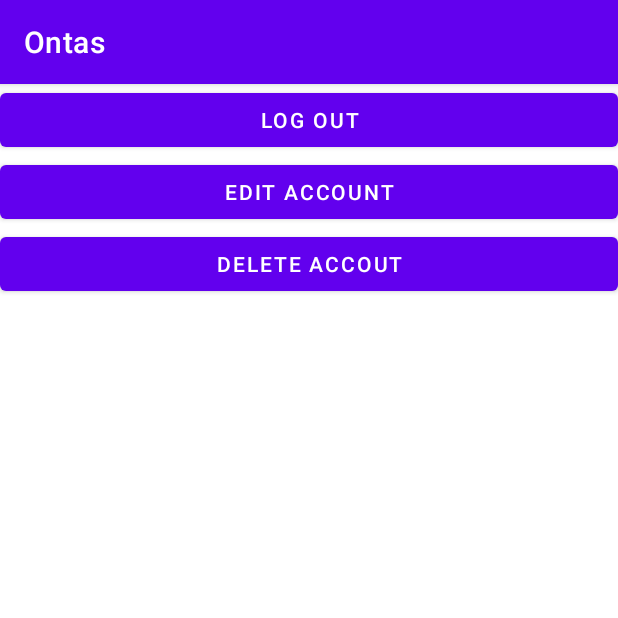
After one commit to AndresReyesRangel/Ontas, an Android app: the fragment Opciones shown on its own in the app's theme, on a phone screen of 412 x 824 dp, the top half of it. The commit adds this screen. Run offline under Robolectric (Android 15) with nearby library versions, the phone set to English and light mode, and no system bars.

Commit message:
Inicio pantalla opciones Carlos Ochoa

```diff
--- a/app/build.gradle
+++ b/app/build.gradle
@@ -44,8 +44,6 @@ dependencies {
     implementation 'androidx.appcompat:appcompat:1.2.0'
     implementation 'com.google.android.material:material:1.3.0'
     implementation 'androidx.constraintlayout:constraintlayout:2.0.4'
-    implementation 'androidx.legacy:legacy-support-v4:1.0.0'
-    implementation 'com.google.android.gms:play-services-maps:17.0.0'
     testImplementation 'junit:junit:4.+'
     androidTestImplementation 'androidx.test.ext:junit:1.1.2'
     androidTestImplementation 'androidx.test.espresso:espresso-core:3.3.0'
--- a/app/src/main/java/mx/itesm/imssc/ontas/MainActivity.kt
+++ b/app/src/main/java/mx/itesm/imssc/ontas/MainActivity.kt
@@ -6,6 +6,7 @@ import android.content.Intent
 import androidx.appcompat.app.AppCompatActivity
 import android.os.Bundle
 import android.view.View
+import kotlinx.android.synthetic.main.activity_main.*
 import mx.itesm.imssc.ontas.databinding.ActivityMainBinding
 
 class MainActivity : AppCompatActivity() {
--- /dev/null
+++ b/app/src/main/java/mx/itesm/imssc/ontas/Opciones.kt
@@ -0,0 +1,23 @@
+package mx.itesm.imssc.ontas
+
+import android.os.Bundle
+import androidx.fragment.app.Fragment
+import android.view.LayoutInflater
+import android.view.View
+import android.view.ViewGroup
+
+class Opciones : Fragment() {
+
+    override fun onCreate(savedInstanceState: Bundle?) {
+        super.onCreate(savedInstanceState)
+    }
+
+    override fun onCreateView(
+        inflater: LayoutInflater, container: ViewGroup?,
+        savedInstanceState: Bundle?
+    ): View? {
+        // Inflate the layout for this fragment
+        return inflater.inflate(R.layout.fragment_opciones, container, false)
+    }
+
+}
--- /dev/null
+++ b/app/src/main/res/layout/fragment_opciones.xml
@@ -0,0 +1,26 @@
+<?xml version="1.0" encoding="utf-8"?>
+<LinearLayout xmlns:android="http://schemas.android.com/apk/res/android"
+    xmlns:tools="http://schemas.android.com/tools"
+    android:layout_width="match_parent"
+    android:layout_height="match_parent"
+    android:orientation="vertical"
+    tools:context=".Opciones" >
+
+    <Button
+        android:id="@+id/btnLogOut"
+        android:layout_width="match_parent"
+        android:layout_height="wrap_content"
+        android:text="Log Out" />
+
+    <Button
+        android:id="@+id/btnEdit"
+        android:layout_width="match_parent"
+        android:layout_height="wrap_content"
+        android:text="Edit Account" />
+
+    <Button
+        android:id="@+id/btnDelete"
+        android:layout_width="match_parent"
+        android:layout_height="wrap_content"
+        android:text="Delete Accout" />
+</LinearLayout>
```
